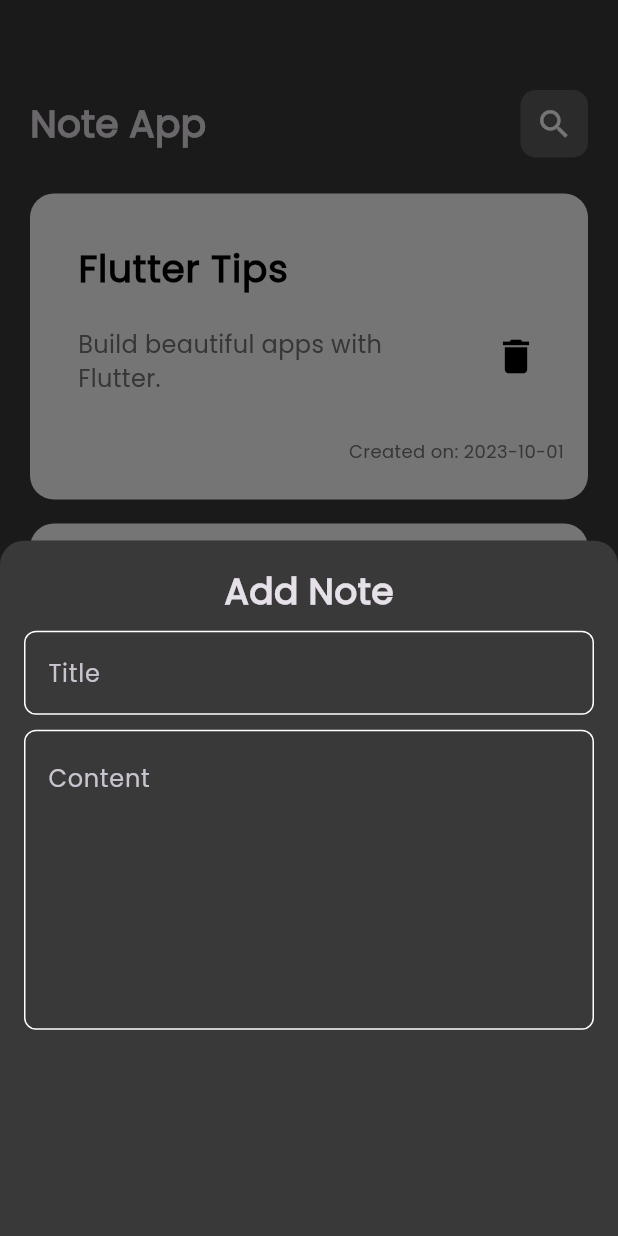
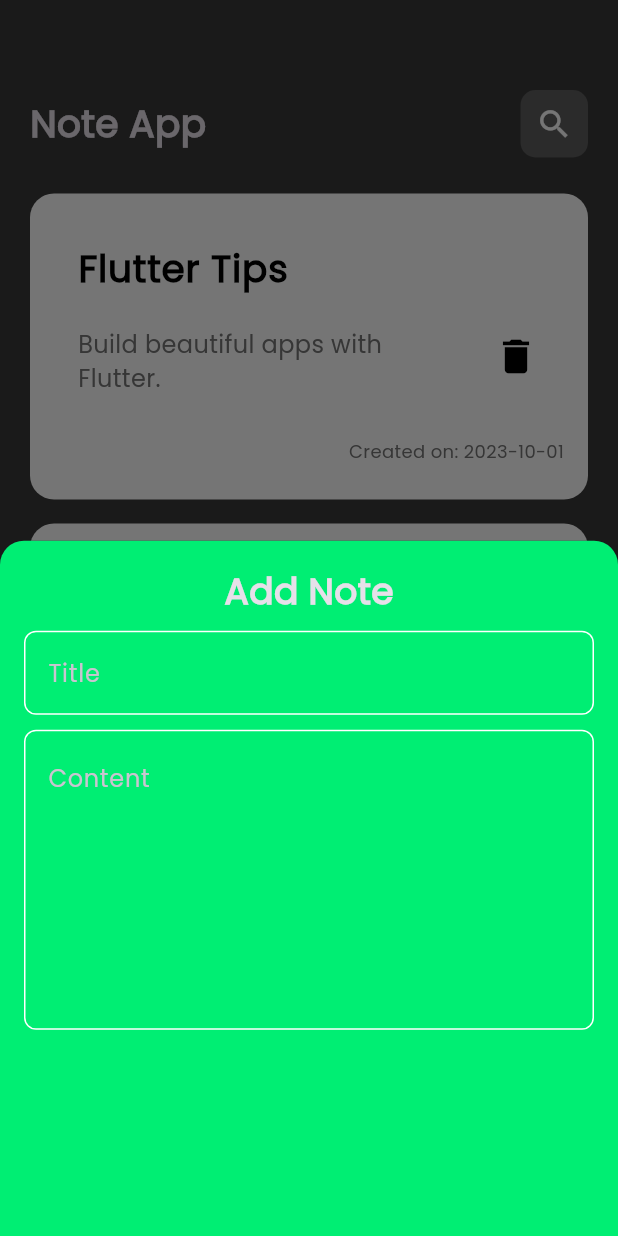
Before and after one commit to m9stafa05/Note-App, a Flutter app: the screen it shows after launch, after a tap on the "add" icon, on a phone screen of 412 x 824 dp. Run offline on Flutter 3.47's test engine with Material 3 defaults, Android fonts, the phone set to English and light mode, and no system bars.

Commit message:
Upgrade The Colors

```diff
--- a/lib/constants.dart
+++ b/lib/constants.dart
@@ -1,3 +1,4 @@
 import 'package:flutter/material.dart';
 
-const Color kPrimaryColor = Color(0xFF393939);
+const Color kModeColor = Color(0xFF393939);
+const Color kPrimaryColor = Color(0xFF00EE73);
```
